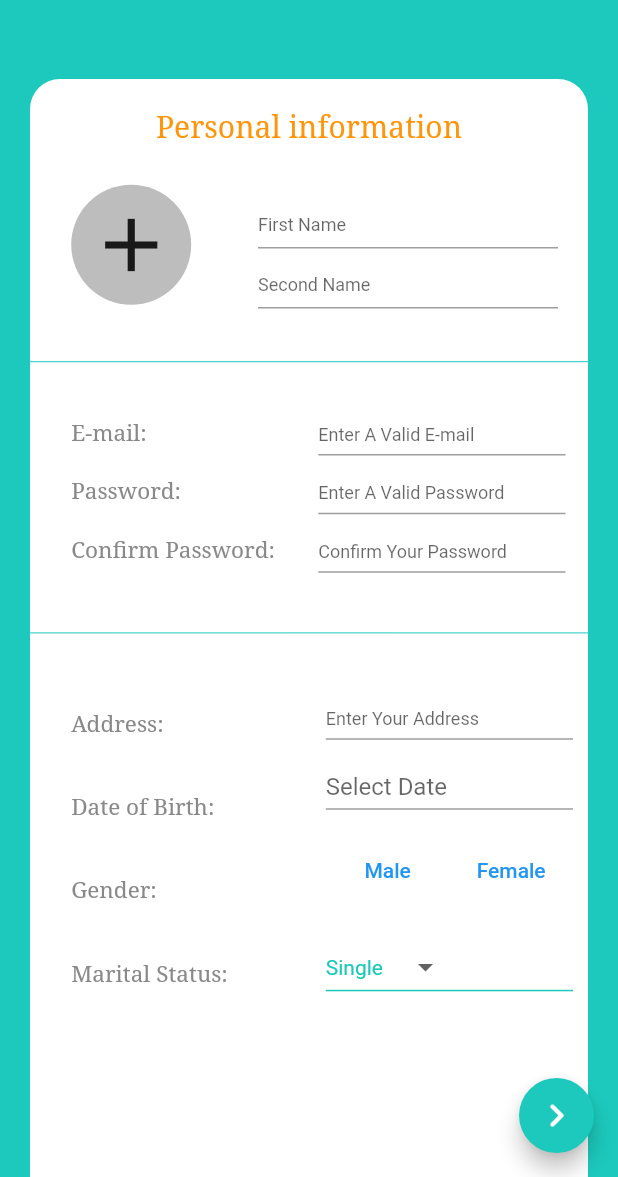
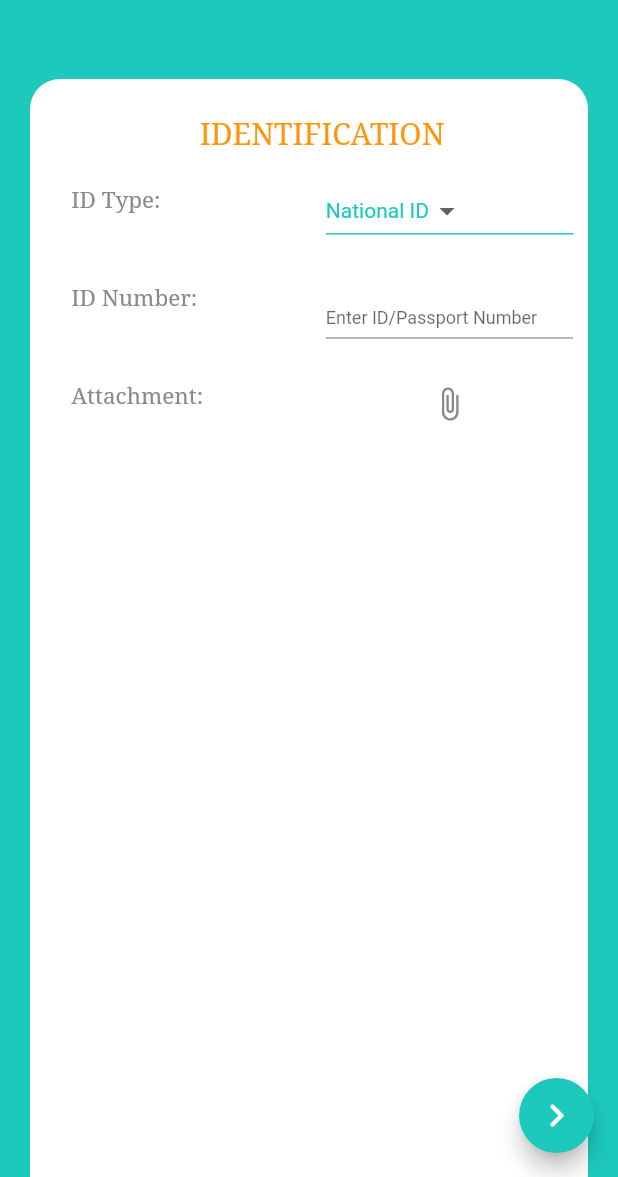
Before and after one commit to A-Morsy/SehaTech, a Flutter app: the screen it shows after launch, on a phone screen of 412 x 824 dp, the part 59-1236 px from its top. Run offline on Flutter 3.47's test engine with Material 2 defaults, Android fonts, the phone set to English and light mode, and no system bars; drawn by our look-alikes of date_time_picker.

Commit message:
SignUpSecondViewInitCommit

```diff
--- a/seha_tech/lib/main.dart
+++ b/seha_tech/lib/main.dart
@@ -1,5 +1,5 @@
 import 'package:flutter/material.dart';
-import 'views/signup/signUpOne.dart';
+import 'views/signup/signUpTwo.dart';
 
 void main() {
   runApp(MyApp());
@@ -10,12 +10,13 @@ class MyApp extends StatelessWidget {
   @override
   Widget build(BuildContext context) {
     return MaterialApp(
-      // theme: ThemeData(
-      // primarySwatch: Colors.blue,
-      // ),
-      // home: MyHomePage(title: 'Flutter Demo Home Page'),
-      home : SignUpOne (key: key,)
-    );
+        // theme: ThemeData(
+        // primarySwatch: Colors.blue,
+        // ),
+        // home: MyHomePage(title: 'Flutter Demo Home Page'),
+        home: SignUpTwo(
+      key: key,
+    ));
   }
 }
 
--- /dev/null
+++ b/seha_tech/lib/views/signup/signUpTwo.dart
@@ -0,0 +1,80 @@
+import 'package:flutter/material.dart';
+import '../../Reusable/palette.dart';
+import '../../Reusable/reusableWidgets.dart';
+import './widgets/identificationBlock.dart';
+
+class SignUpTwo extends StatefulWidget {
+  SignUpTwo({Key? key}) : super(key: key);
+
+  @override
+  _SignUpTwoState createState() => _SignUpTwoState();
+}
+
+class _SignUpTwoState extends State<SignUpTwo> {
+  @override
+  Widget build(BuildContext context) {
+    return _buildContent();
+  }
+
+  Widget _buildContent() {
+    return Scaffold(
+        appBar: AppBar(
+          title: Text('Sign Up'),
+          centerTitle: true,
+          leading: IconButton(
+            icon: Icon(Icons.arrow_back_ios_new, color: Colors.white),
+            onPressed: () {},
+          ),
+          backgroundColor: Color.fromRGBO(28, 201, 188, 1),
+          elevation: 0.0,
+        ),
+        body: Column(children: [
+          Container(
+            color: Palette.primaryColor,
+            width: MediaQuery.of(context).size.width,
+            height: 16,
+            child: Row(
+              // mainAxisAlignment: MainAxisAlignment.spaceAround,
+              children: [
+                Smalecircle(color: Colors.orange),
+                // Smalecircle(color: Colors.white),
+                // Smalecircle(color: Colors.orange),
+              ],
+            ),
+          ),
+          Expanded(
+              child: Container(
+            color: Palette.primaryColor,
+            child: Padding(
+                padding: EdgeInsets.fromLTRB(20, 20, 20, 0),
+                child: Container(
+                  width: MediaQuery.of(context).size.width,
+                  height: MediaQuery.of(context).size.height,
+                  decoration: BoxDecoration(
+                    borderRadius: const BorderRadius.only(
+                      topLeft: Radius.circular(20.0),
+                      topRight: Radius.circular(20.0),
+                    ),
+                    color: Colors.white,
+                  ),
+                  child: ListView(
+                    children: [IdentificationBolck()],
+                  ),
+                )),
+          )),
+        ]),
+        floatingActionButton: SizedBox(
+            height: 50.0,
+            width: 50.0,
+            child: FittedBox(
+              child: FloatingActionButton(
+                onPressed: () {},
+                child: const Icon(
+                  Icons.keyboard_arrow_right_rounded,
+                  size: 35,
+                ),
+                backgroundColor: Palette.primaryColor,
+              ),
+            )));
+  }
+}
--- a/seha_tech/lib/views/signup/widgets/firstBlock.dart
+++ b/seha_tech/lib/views/signup/widgets/firstBlock.dart
@@ -1,4 +1,5 @@
 import 'package:flutter/material.dart';
+import 'package:seha_tech/Reusable/palette.dart';
 import 'customtextbox.dart';
 
 class NamePhotoBlock extends StatelessWidget {
@@ -12,9 +13,9 @@ class NamePhotoBlock extends StatelessWidget {
           Padding(
             padding: EdgeInsets.fromLTRB(20, 20, 20, 0),
             child: Text(
-              'Personal information',
+              'PERSONAL INFORMATION',
               style: TextStyle(
-                  color: Color.fromRGBO(255, 149, 10, 1),
+                  color: Palette.thirdColor,
                   fontFamily: 'serif',
                   fontSize: 20,
                   decoration: TextDecoration.none),
--- /dev/null
+++ b/seha_tech/lib/views/signup/widgets/identificationBlock.dart
@@ -0,0 +1,103 @@
+import 'package:flutter/foundation.dart';
+import 'package:flutter/material.dart';
+import '../../../Reusable/reusableWidgets.dart';
+import '../../../Reusable/palette.dart';
+import 'customtextbox.dart';
+
+class IdentificationBolck extends StatefulWidget {
+  const IdentificationBolck({Key? key}) : super(key: key);
+
+  _IdentificationBolck createState() => _IdentificationBolck();
+}
+
+class _IdentificationBolck extends State<IdentificationBolck> {
+  var IDTypeDD = 'National ID';
+
+  @override
+  Widget build(BuildContext context) {
+    return Container(
+      alignment: Alignment.center,
+      padding: EdgeInsets.fromLTRB(MediaQuery.of(context).size.width / 15, 25,
+          10, MediaQuery.of(context).size.width / 15),
+      child: Column(
+        children: [
+          Text('IDENTIFICATION',
+              style: TextStyle(
+                  color: Palette.thirdColor,
+                  fontFamily: 'serif',
+                  fontSize: 20,
+                  decoration: TextDecoration.none)),
+          Container(
+            height: MediaQuery.of(context).size.height / 4.2,
+            child: Row(
+              mainAxisAlignment: MainAxisAlignment.spaceBetween,
+              children: [
+                Column(
+                  crossAxisAlignment: CrossAxisAlignment.start,
+                  mainAxisAlignment: MainAxisAlignment.spaceAround,
+                  children: [
+                    CustomText(
+                        text: 'ID Type:',
+                        size: 15.0,
+                        color: Palette.forthColor),
+                    CustomText(
+                        text: 'ID Number:',
+                        size: 15.0,
+                        color: Palette.forthColor),
+                    CustomText(
+                        text: 'Attachment:',
+                        size: 15.0,
+                        color: Palette.forthColor),
+                  ],
+                ),
+                Column(
+                  crossAxisAlignment: CrossAxisAlignment.start,
+                  mainAxisAlignment: MainAxisAlignment.spaceAround,
+                  children: [
+                    Container(
+                      width: MediaQuery.of(context).size.width / 2.5,
+                      child: DropdownButton<String>(
+                        value: IDTypeDD,
+                        icon: const Icon(Icons.arrow_drop_down_sharp),
+                        iconSize: 24,
+                        elevation: 16,
+                        style: TextStyle(color: Palette.primaryColor),
+                        underline: Container(
+                          height: 1,
+                          color: Palette.primaryColor,
+                        ),
+                        onChanged: (String? newValue) {
+                          setState(() {
+                            IDTypeDD = newValue!;
+                          });
+                        },
+                        items: <String>['National ID', 'Pasport']
+                            .map<DropdownMenuItem<String>>((String value) {
+                          return DropdownMenuItem<String>(
+                            value: value,
+                            child: Text(value),
+                          );
+                        }).toList(),
+                      ),
+                    ),
+                    TextBox(
+                        message: 'Enter ID/Passport Number',
+                        width: MediaQuery.of(context).size.width / 2.5,
+                        height: 30,
+                        obscureText: false,
+                        keyboardType: TextInputType.name),
+                    Container(
+                      width: MediaQuery.of(context).size.width / 2.5,
+                      child: Icon(Icons.attach_file_sharp,
+                          color: Palette.forthColor),
+                    )
+                  ],
+                )
+              ],
+            ),
+          ),
+        ],
+      ),
+    );
+  }
+}
```
